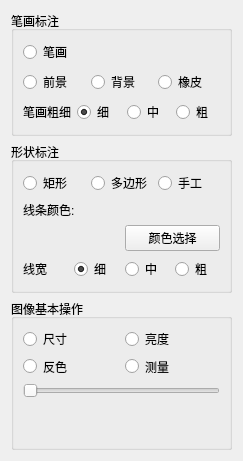
Qt form RegionCompetition.ui (WooodHead/labelling3) before a commit.
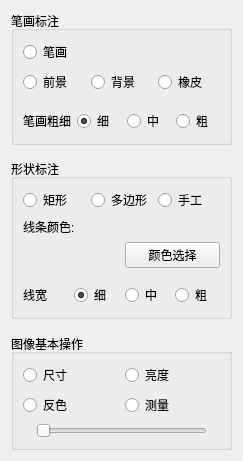
The same form after that commit.

Diff of the .ui file:
```diff
--- a/RegionCompetition.ui
+++ b/RegionCompetition.ui
@@ -366,12 +366,7 @@
        </layout>
       </item>
       <item>
-       <widget class="QSlider" name="sliderBasicOp">
-        <property name="orientation">
-         <enum>Qt::Horizontal</enum>
-        </property>
-       </widget>
-      </item>
+       <layout class="QHBoxLayout" name="horizontalLayout_9">
       <item>
        <widget class="QLabel" name="labelSliderLeft">
         <property name="text">
@@ -379,6 +374,13 @@
         </property>
        </widget>
       </item>
+        <item>
+         <widget class="QSlider" name="sliderBasicOp">
+          <property name="orientation">
+           <enum>Qt::Horizontal</enum>
+          </property>
+         </widget>
+        </item>
       <item>
        <widget class="QLabel" name="labelSliderRight">
         <property name="text">
@@ -387,6 +389,8 @@
        </widget>
       </item>
      </layout>
+      </item>
+     </layout>
     </widget>
    </item>
   </layout>
```
Left out of the diff: 28 changed lines with no effect on the pictures. Lines whose indentation alone changed are shown as unchanged.
